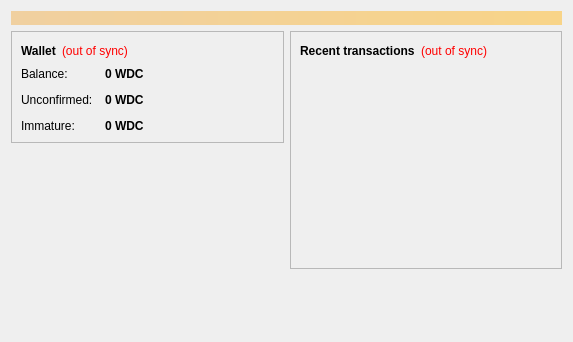
WorldcoinGlobal/WorldcoinLegacy, file src/qt/forms/overviewpage.ui: the form before one commit.
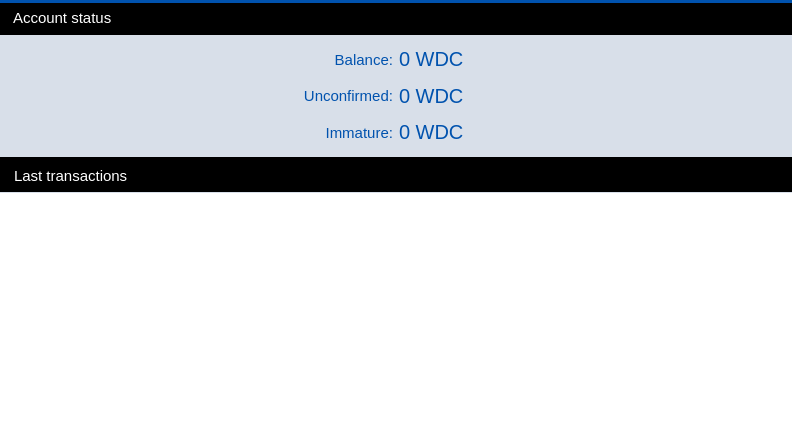
The form after the commit. Icons and pictures are not drawn.

Diff of the .ui file:
```diff
--- a/src/qt/forms/overviewpage.ui
+++ b/src/qt/forms/overviewpage.ui
@@ -6,293 +6,950 @@
    <rect>
     <x>0</x>
     <y>0</y>
-    <width>573</width>
-    <height>342</height>
+    <width>792</width>
+    <height>438</height>
    </rect>
   </property>
+  <property name="palette">
+   <palette>
+    <active>
+     <colorrole role="Button">
+      <brush brushstyle="SolidPattern">
+       <color alpha="255">
+        <red>233</red>
+        <green>217</green>
+        <blue>216</blue>
+       </color>
+      </brush>
+     </colorrole>
+     <colorrole role="Base">
+      <brush brushstyle="SolidPattern">
+       <color alpha="255">
+        <red>233</red>
+        <green>217</green>
+        <blue>216</blue>
+       </color>
+      </brush>
+     </colorrole>
+     <colorrole role="Window">
+      <brush brushstyle="SolidPattern">
+       <color alpha="255">
+        <red>233</red>
+        <green>217</green>
+        <blue>216</blue>
+       </color>
+      </brush>
+     </colorrole>
+     <colorrole role="Highlight">
+      <brush brushstyle="SolidPattern">
+       <color alpha="255">
+        <red>235</red>
+        <green>235</green>
+        <blue>235</blue>
+       </color>
+      </brush>
+     </colorrole>
+     <colorrole role="HighlightedText">
+      <brush brushstyle="SolidPattern">
+       <color alpha="255">
+        <red>171</red>
+        <green>127</green>
+        <blue>130</blue>
+       </color>
+      </brush>
+     </colorrole>
+    </active>
+    <inactive>
+     <colorrole role="Button">
+      <brush brushstyle="SolidPattern">
+       <color alpha="255">
+        <red>233</red>
+        <green>217</green>
+        <blue>216</blue>
+       </color>
+      </brush>
+     </colorrole>
+     <colorrole role="Base">
+      <brush brushstyle="SolidPattern">
+       <color alpha="255">
+        <red>233</red>
+        <green>217</green>
+        <blue>216</blue>
+       </color>
+      </brush>
+     </colorrole>
+     <colorrole role="Window">
+      <brush brushstyle="SolidPattern">
+       <color alpha="255">
+        <red>233</red>
+        <green>217</green>
+        <blue>216</blue>
+       </color>
+      </brush>
+     </colorrole>
+     <colorrole role="Highlight">
+      <brush brushstyle="SolidPattern">
+       <color alpha="255">
+        <red>235</red>
+        <green>235</green>
+        <blue>235</blue>
+       </color>
+      </brush>
+     </colorrole>
+     <colorrole role="HighlightedText">
+      <brush brushstyle="SolidPattern">
+       <color alpha="255">
+        <red>171</red>
+        <green>127</green>
+        <blue>130</blue>
+       </color>
+      </brush>
+     </colorrole>
+    </inactive>
+    <disabled>
+     <colorrole role="Button">
+      <brush brushstyle="SolidPattern">
+       <color alpha="255">
+        <red>233</red>
+        <green>217</green>
+        <blue>216</blue>
+       </color>
+      </brush>
+     </colorrole>
+     <colorrole role="Base">
+      <brush brushstyle="SolidPattern">
+       <color alpha="255">
+        <red>233</red>
+        <green>217</green>
+        <blue>216</blue>
+       </color>
+      </brush>
+     </colorrole>
+     <colorrole role="Window">
+      <brush brushstyle="SolidPattern">
+       <color alpha="255">
+        <red>233</red>
+        <green>217</green>
+        <blue>216</blue>
+       </color>
+      </brush>
+     </colorrole>
+     <colorrole role="Highlight">
+      <brush brushstyle="SolidPattern">
+       <color alpha="255">
+        <red>240</red>
+        <green>240</green>
+        <blue>240</blue>
+       </color>
+      </brush>
+     </colorrole>
+     <colorrole role="HighlightedText">
+      <brush brushstyle="SolidPattern">
+       <color alpha="255">
+        <red>171</red>
+        <green>127</green>
+        <blue>130</blue>
+       </color>
+      </brush>
+     </colorrole>
+    </disabled>
+   </palette>
+  </property>
   <property name="windowTitle">
    <string>Form</string>
   </property>
-  <layout class="QVBoxLayout" name="topLayout">
+  <layout class="QVBoxLayout" name="verticalLayout">
+   <property name="spacing">
+    <number>0</number>
+   </property>
+   <property name="margin">
+    <number>0</number>
+   </property>
    <item>
-    <widget class="QLabel" name="labelAlerts">
-     <property name="visible">
-      <bool>false</bool>
+    <widget class="QWidget" name="wStatus" native="true">
+     <property name="minimumSize">
+      <size>
+       <width>0</width>
+       <height>157</height>
+      </size>
      </property>
-     <property name="styleSheet">
-      <string notr="true">background-color: qlineargradient(x1: 0, y1: 0, x2: 1, y2: 0, stop:0 #F0D0A0, stop:1 #F8D488); color:#000000;</string>
+     <property name="maximumSize">
+      <size>
+       <width>16777215</width>
+       <height>157</height>
+      </size>
      </property>
-     <property name="wordWrap">
-      <bool>true</bool>
-     </property>
-     <property name="margin">
-      <number>3</number>
-     </property>
+     <layout class="QVBoxLayout" name="verticalLayout_4">
+      <property name="spacing">
+       <number>0</number>
+      </property>
+      <property name="margin">
+       <number>0</number>
+      </property>
+      <item>
+       <widget class="Line" name="line">
+        <property name="styleSheet">
+         <string notr="true">background-color: #0052AE;</string>
+        </property>
+        <property name="frameShadow">
+         <enum>QFrame::Raised</enum>
+        </property>
+        <property name="lineWidth">
+         <number>0</number>
+        </property>
+        <property name="orientation">
+         <enum>Qt::Horizontal</enum>
+        </property>
+       </widget>
+      </item>
+      <item>
+       <widget class="QWidget" name="wStateHeader" native="true">
+        <property name="minimumSize">
+         <size>
+          <width>0</width>
+          <height>32</height>
+         </size>
+        </property>
+        <property name="maximumSize">
+         <size>
+          <width>16777215</width>
+          <height>32</height>
+         </size>
+        </property>
+        <property name="sizeIncrement">
+         <size>
+          <width>0</width>
+          <height>0</height>
+         </size>
+        </property>
+        <property name="styleSheet">
+         <string notr="true">#wStateHeader {
+	background-color: black;
+}</string>
+        </property>
+        <property name="is_header" stdset="0">
+         <bool>true</bool>
+        </property>
+        <widget class="QLabel" name="label_5">
+         <property name="geometry">
+          <rect>
+           <x>13</x>
+           <y>6</y>
+           <width>112</width>
+           <height>18</height>
+          </rect>
+         </property>
+         <property name="font">
+          <font>
+           <pointsize>11</pointsize>
+           <stylestrategy>PreferAntialias</stylestrategy>
+          </font>
+         </property>
+         <property name="styleSheet">
+          <string notr="true">QLabel {
+	color: #fff;
+}</string>
+         </property>
+         <property name="text">
+          <string>Account status</string>
+         </property>
+        </widget>
+       </widget>
+      </item>
+      <item>
+       <widget class="QWidget" name="wState" native="true">
+        <property name="sizePolicy">
+         <sizepolicy hsizetype="Preferred" vsizetype="Preferred">
+          <horstretch>0</horstretch>
+          <verstretch>0</verstretch>
+         </sizepolicy>
+        </property>
+        <property name="styleSheet">
+         <string notr="true">#wState {
+	background-color: #D8DFE9;
+}</string>
+        </property>
+        <layout class="QGridLayout" name="gridLayout">
+         <item row="2" column="2">
+          <layout class="QHBoxLayout" name="horizontalLayout_3">
+           <item>
+            <widget class="QLabel" name="labelImmature">
+             <property name="font">
+              <font>
+               <pointsize>15</pointsize>
+               <stylestrategy>PreferAntialias</stylestrategy>
+              </font>
+             </property>
+             <property name="styleSheet">
+              <string notr="true">color: #0052AE;</string>
+             </property>
+             <property name="text">
+              <string>0 WDC</string>
+             </property>
+             <property name="textInteractionFlags">
+              <set>Qt::TextSelectableByMouse</set>
+             </property>
+            </widget>
+           </item>
+           <item>
+            <widget class="QLabel" name="label_3">
+             <property name="text">
+              <string/>
+             </property>
+             <property name="pixmap">
+              <pixmap resource="../res.qrc">:/res/logo_small.png</pixmap>
+             </property>
+            </widget>
+           </item>
+           <item>
+            <spacer name="horizontalSpacer_4">
+             <property name="orientation">
+              <enum>Qt::Horizontal</enum>
+             </property>
+             <property name="sizeHint" stdset="0">
+              <size>
+               <width>40</width>
+               <height>20</height>
+              </size>
+             </property>
+            </spacer>
+           </item>
+          </layout>
+         </item>
+         <item row="1" column="2">
+          <layout class="QHBoxLayout" name="horizontalLayout_2">
+           <item>
+            <widget class="QLabel" name="labelUnconfirmed">
+             <property name="font">
+              <font>
+               <pointsize>15</pointsize>
+               <stylestrategy>PreferAntialias</stylestrategy>
+              </font>
+             </property>
+             <property name="styleSheet">
+              <string notr="true">color: #0052AE;</string>
+             </property>
+             <property name="text">
+              <string>0 WDC</string>
+             </property>
+             <property name="textInteractionFlags">
+              <set>Qt::TextSelectableByMouse</set>
+             </property>
+            </widget>
+           </item>
+           <item>
+            <widget class="QLabel" name="label_2">
+             <property name="text">
+              <string/>
+             </property>
+             <property name="pixmap">
+              <pixmap resource="../res.qrc">:/res/logo_small.png</pixmap>
+             </property>
+            </widget>
+           </item>
+           <item>
+            <spacer name="horizontalSpacer_3">
+             <property name="orientation">
+              <enum>Qt::Horizontal</enum>
+             </property>
+             <property name="sizeHint" stdset="0">
+              <size>
+               <width>40</width>
+               <height>20</height>
+              </size>
+             </property>
+            </spacer>
+           </item>
+          </layout>
+         </item>
+         <item row="0" column="2">
+          <layout class="QHBoxLayout" name="horizontalLayout">
+           <item>
+            <widget class="QLabel" name="labelBalance">
+             <property name="font">
+              <font>
+               <pointsize>15</pointsize>
+               <stylestrategy>PreferAntialias</stylestrategy>
+              </font>
+             </property>
+             <property name="styleSheet">
+              <string notr="true">color: #0052AE;</string>
+             </property>
+             <property name="text">
+              <string>0 WDC</string>
+             </property>
+             <property name="textInteractionFlags">
+              <set>Qt::TextSelectableByMouse</set>
+             </property>
+            </widget>
+           </item>
+           <item>
+            <widget class="QLabel" name="label">
+             <property name="text">
+              <string/>
+             </property>
+             <property name="pixmap">
+              <pixmap resource="../res.qrc">:/res/logo_small.png</pixmap>
+             </property>
+            </widget>
+           </item>
+           <item>
+            <spacer name="horizontalSpacer">
+             <property name="orientation">
+              <enum>Qt::Horizontal</enum>
+             </property>
+             <property name="sizeHint" stdset="0">
+              <size>
+               <width>40</width>
+               <height>20</height>
+              </size>
+             </property>
+            </spacer>
+           </item>
+          </layout>
+         </item>
+         <item row="0" column="1">
+          <layout class="QHBoxLayout" name="horizontalLayout_4">
+           <item>
+            <spacer name="horizontalSpacer_2">
+             <property name="orientation">
+              <enum>Qt::Horizontal</enum>
+             </property>
+             <property name="sizeHint" stdset="0">
+              <size>
+               <width>40</width>
+               <height>20</height>
+              </size>
+             </property>
+            </spacer>
+           </item>
+           <item>
+            <widget class="QLabel" name="label_6">
+             <property name="font">
+              <font>
+               <pointsize>11</pointsize>
+               <stylestrategy>PreferAntialias</stylestrategy>
+              </font>
+             </property>
+             <property name="styleSheet">
+              <string notr="true">QLabel {
+	margin-right: 0px;
+	margin-top: 0px;
+	margin-bottom: 0px;
+	color: #0052AE;
+}</string>
+             </property>
+             <property name="text">
+              <string>Balance:</string>
+             </property>
+             <property name="alignment">
+              <set>Qt::AlignRight|Qt::AlignTrailing|Qt::AlignVCenter</set>
+             </property>
+             <property name="margin">
+              <number>0</number>
+             </property>
+             <property name="textInteractionFlags">
+              <set>Qt::NoTextInteraction</set>
+             </property>
+            </widget>
+           </item>
+          </layout>
+         </item>
+         <item row="1" column="1">
+          <layout class="QHBoxLayout" name="horizontalLayout_9">
+           <item>
+            <spacer name="horizontalSpacer_5">
+             <property name="orientation">
+              <enum>Qt::Horizontal</enum>
+             </property>
+             <property name="sizeHint" stdset="0">
+              <size>
+               <width>40</width>
+               <height>20</height>
+              </size>
+             </property>
+            </spacer>
+           </item>
+           <item>
+            <widget class="QLabel" name="label_7">
+             <property name="font">
+              <font>
+               <pointsize>11</pointsize>
+               <stylestrategy>PreferAntialias</stylestrategy>
+              </font>
+             </property>
+             <property name="styleSheet">
+              <string notr="true">QLabel {
+	margin-right: 0px;
+	margin-top: 0px;
+	margin-bottom: 0px;
+	color: #0052AE;
+}</string>
+             </property>
+             <property name="text">
+              <string>Unconfirmed:</string>
+             </property>
+             <property name="alignment">
+              <set>Qt::AlignRight|Qt::AlignTrailing|Qt::AlignVCenter</set>
+             </property>
+             <property name="margin">
+              <number>0</number>
+             </property>
+             <property name="textInteractionFlags">
+              <set>Qt::NoTextInteraction</set>
+             </property>
+            </widget>
+           </item>
+          </layout>
+         </item>
+         <item row="2" column="1">
+          <layout class="QHBoxLayout" name="horizontalLayout_10">
+           <item>
+            <spacer name="horizontalSpacer_7">
+             <property name="orientation">
+              <enum>Qt::Horizontal</enum>
+             </property>
+             <property name="sizeHint" stdset="0">
+              <size>
+               <width>40</width>
+               <height>20</height>
+              </size>
+             </property>
+            </spacer>
+           </item>
+           <item>
+            <widget class="QLabel" name="label_8">
+             <property name="font">
+              <font>
+               <pointsize>11</pointsize>
+               <stylestrategy>PreferAntialias</stylestrategy>
+              </font>
+             </property>
+             <property name="styleSheet">
+              <string notr="true">QLabel {
+	margin-right: 0px;
+	margin-top: 0px;
+	margin-bottom: 0px;
+	color: #0052AE;
+}</string>
+             </property>
+             <property name="text">
+              <string>Immature:</string>
+             </property>
+             <property name="alignment">
+              <set>Qt::AlignRight|Qt::AlignTrailing|Qt::AlignVCenter</set>
+             </property>
+             <property name="margin">
+              <number>0</number>
+             </property>
+             <property name="textInteractionFlags">
+              <set>Qt::NoTextInteraction</set>
+             </property>
+            </widget>
+           </item>
+          </layout>
+         </item>
+        </layout>
+       </widget>
+      </item>
+     </layout>
     </widget>
    </item>
    <item>
-    <layout class="QHBoxLayout" name="horizontalLayout" stretch="1,1">
-     <item>
-      <layout class="QVBoxLayout" name="verticalLayout_2">
-       <item>
-        <widget class="QFrame" name="frame">
-         <property name="frameShape">
-          <enum>QFrame::StyledPanel</enum>
+    <widget class="QWidget" name="wLastTransactions" native="true">
+     <property name="minimumSize">
+      <size>
+       <width>0</width>
+       <height>257</height>
+      </size>
+     </property>
+     <layout class="QVBoxLayout" name="verticalLayout_5">
+      <property name="spacing">
+       <number>0</number>
+      </property>
+      <property name="margin">
+       <number>0</number>
+      </property>
+      <item>
+       <widget class="Line" name="line_2">
+        <property name="styleSheet">
+         <string notr="true">background-color: #000000;</string>
+        </property>
+        <property name="lineWidth">
+         <number>0</number>
+        </property>
+        <property name="orientation">
+         <enum>Qt::Horizontal</enum>
+        </property>
+       </widget>
+      </item>
+      <item>
+       <widget class="QWidget" name="wLastTransactionsHeader" native="true">
+        <property name="minimumSize">
+         <size>
+          <width>0</width>
+          <height>32</height>
+         </size>
+        </property>
+        <property name="maximumSize">
+         <size>
+          <width>16777215</width>
+          <height>32</height>
+         </size>
+        </property>
+        <property name="styleSheet">
+         <string notr="true">#wLastTransactionsHeader {
+	background-color: black;
+color: white;
+}</string>
+        </property>
+        <property name="is_header" stdset="0">
+         <bool>true</bool>
+        </property>
+        <widget class="QLabel" name="label_19">
+         <property name="geometry">
+          <rect>
+           <x>14</x>
+           <y>7</y>
+           <width>129</width>
+           <height>18</height>
+          </rect>
          </property>
-         <property name="frameShadow">
-          <enum>QFrame::Raised</enum>
+         <property name="font">
+          <font>
+           <pointsize>11</pointsize>
+           <stylestrategy>PreferAntialias</stylestrategy>
+          </font>
          </property>
-         <layout class="QVBoxLayout" name="verticalLayout_4">
-          <item>
-           <layout class="QHBoxLayout" name="horizontalLayout_4">
-            <item>
-             <widget class="QLabel" name="label_5">
-              <property name="font">
-               <font>
-                <weight>75</weight>
-                <bold>true</bold>
-               </font>
-              </property>
-              <property name="text">
-               <string>Wallet</string>
-              </property>
-             </widget>
-            </item>
-            <item>
-             <widget class="QLabel" name="labelWalletStatus">
-              <property name="toolTip">
-               <string>The displayed information may be out of date. Your wallet automatically synchronizes with the Worldcoin network after a connection is established, but this process has not completed yet.</string>
-              </property>
-              <property name="styleSheet">
-               <string notr="true">QLabel { color: red; }</string>
-              </property>
-              <property name="text">
-               <string notr="true">(out of sync)</string>
-              </property>
-              <property name="alignment">
-               <set>Qt::AlignLeading|Qt::AlignLeft|Qt::AlignVCenter</set>
-              </property>
-             </widget>
-            </item>
-            <item>
-             <spacer name="horizontalSpacer_2">
-              <property name="orientation">
-               <enum>Qt::Horizontal</enum>
-              </property>
-              <property name="sizeHint" stdset="0">
-               <size>
-                <width>40</width>
-                <height>20</height>
-               </size>
-              </property>
-             </spacer>
-            </item>
-           </layout>
-          </item>
-          <item>
-           <layout class="QFormLayout" name="formLayout_2">
-            <property name="fieldGrowthPolicy">
-             <enum>QFormLayout::AllNonFixedFieldsGrow</enum>
-            </property>
-            <property name="horizontalSpacing">
-             <number>12</number>
-            </property>
-            <property name="verticalSpacing">
-             <number>12</number>
-            </property>
-            <item row="0" column="0">
-             <widget class="QLabel" name="label">
-              <property name="text">
-               <string>Balance:</string>
-              </property>
-             </widget>
-            </item>
-            <item row="0" column="1">
-             <widget class="QLabel" name="labelBalance">
-              <property name="font">
-               <font>
-                <weight>75</weight>
-                <bold>true</bold>
-               </font>
-              </property>
-              <property name="cursor">
-               <cursorShape>IBeamCursor</cursorShape>
-              </property>
-              <property name="toolTip">
-               <string>Your current balance</string>
-              </property>
-              <property name="text">
-               <string notr="true">0 WDC</string>
-              </property>
-              <property name="textInteractionFlags">
-               <set>Qt::LinksAccessibleByMouse|Qt::TextSelectableByKeyboard|Qt::TextSelectableByMouse</set>
-              </property>
-             </widget>
-            </item>
-            <item row="1" column="0">
-             <widget class="QLabel" name="label_3">
-              <property name="text">
-               <string>Unconfirmed:</string>
-              </property>
-             </widget>
-            </item>
-            <item row="1" column="1">
-             <widget class="QLabel" name="labelUnconfirmed">
-              <property name="font">
-               <font>
-                <weight>75</weight>
-                <bold>true</bold>
-               </font>
-              </property>
-              <property name="cursor">
-               <cursorShape>IBeamCursor</cursorShape>
-              </property>
-              <property name="toolTip">
-               <string>Total of transactions that have yet to be confirmed, and do not yet count toward the current balance</string>
-              </property>
-              <property name="text">
-               <string notr="true">0 WDC</string>
-              </property>
-              <property name="textInteractionFlags">
-               <set>Qt::LinksAccessibleByMouse|Qt::TextSelectableByKeyboard|Qt::TextSelectableByMouse</set>
-              </property>
-             </widget>
-            </item>
-            <item row="2" column="0">
-             <widget class="QLabel" name="labelImmatureText">
-              <property name="text">
-               <string>Immature:</string>
-              </property>
-             </widget>
-            </item>
-            <item row="2" column="1">
-             <widget class="QLabel" name="labelImmature">
-              <property name="font">
-               <font>
-                <weight>75</weight>
-                <bold>true</bold>
-               </font>
-              </property>
-              <property name="toolTip">
-               <string>Mined balance that has not yet matured</string>
-              </property>
-              <property name="text">
-               <string notr="true">0 WDC</string>
-              </property>
-              <property name="textInteractionFlags">
-               <set>Qt::LinksAccessibleByMouse|Qt::TextSelectableByKeyboard|Qt::TextSelectableByMouse</set>
-              </property>
-             </widget>
-            </item>
-           </layout>
-          </item>
-         </layout>
+         <property name="styleSheet">
+          <string notr="true">QLabel {
+	color: #fff;
+}</string>
+         </property>
+         <property name="text">
+          <string>Last transactions</string>
+         </property>
         </widget>
-       </item>
-       <item>
-        <spacer name="verticalSpacer">
-         <property name="orientation">
-          <enum>Qt::Vertical</enum>
+       </widget>
+      </item>
+      <item>
+       <widget class="QWidget" name="wLastTransactionsContainer" native="true">
+        <property name="palette">
+         <palette>
+          <active>
+           <colorrole role="WindowText">
+            <brush brushstyle="SolidPattern">
+             <color alpha="255">
+              <red>0</red>
+              <green>0</green>
+              <blue>0</blue>
+             </color>
+            </brush>
+           </colorrole>
+           <colorrole role="Button">
+            <brush brushstyle="SolidPattern">
+             <color alpha="255">
+              <red>216</red>
+              <green>223</green>
+              <blue>233</blue>
+             </color>
+            </brush>
+           </colorrole>
+           <colorrole role="Text">
+            <brush brushstyle="SolidPattern">
+             <color alpha="255">
+              <red>0</red>
+              <green>0</green>
+              <blue>0</blue>
+             </color>
+            </brush>
+           </colorrole>
+           <colorrole role="ButtonText">
+            <brush brushstyle="SolidPattern">
+             <color alpha="255">
+              <red>0</red>
+              <green>0</green>
+              <blue>0</blue>
+             </color>
+            </brush>
+           </colorrole>
+           <colorrole role="Base">
+            <brush brushstyle="SolidPattern">
+             <color alpha="255">
+              <red>216</red>
+              <green>223</green>
+              <blue>233</blue>
+             </color>
+            </brush>
+           </colorrole>
+           <colorrole role="Window">
+            <brush brushstyle="SolidPattern">
+             <color alpha="255">
+              <red>216</red>
+              <green>223</green>
+              <blue>233</blue>
+             </color>
+            </brush>
+           </colorrole>
+           <colorrole role="HighlightedText">
+            <brush brushstyle="SolidPattern">
+             <color alpha="255">
+              <red>0</red>
+              <green>0</green>
+              <blue>0</blue>
+             </color>
+            </brush>
+           </colorrole>
+          </active>
+          <inactive>
+           <colorrole role="WindowText">
+            <brush brushstyle="SolidPattern">
+             <color alpha="255">
+              <red>0</red>
+              <green>0</green>
+              <blue>0</blue>
+             </color>
+            </brush>
+           </colorrole>
+           <colorrole role="Button">
+            <brush brushstyle="SolidPattern">
+             <color alpha="255">
+              <red>216</red>
+              <green>223</green>
+              <blue>233</blue>
+             </color>
+            </brush>
+           </colorrole>
+           <colorrole role="Text">
+            <brush brushstyle="SolidPattern">
+             <color alpha="255">
+              <red>0</red>
+              <green>0</green>
+              <blue>0</blue>
+             </color>
+            </brush>
+           </colorrole>
+           <colorrole role="ButtonText">
+            <brush brushstyle="SolidPattern">
+             <color alpha="255">
+              <red>0</red>
+              <green>0</green>
+              <blue>0</blue>
+             </color>
+            </brush>
+           </colorrole>
+           <colorrole role="Base">
+            <brush brushstyle="SolidPattern">
+             <color alpha="255">
+              <red>216</red>
+              <green>223</green>
+              <blue>233</blue>
+             </color>
+            </brush>
+           </colorrole>
+           <colorrole role="Window">
+            <brush brushstyle="SolidPattern">
+             <color alpha="255">
+              <red>216</red>
+              <green>223</green>
+              <blue>233</blue>
+             </color>
+            </brush>
+           </colorrole>
+           <colorrole role="HighlightedText">
+            <brush brushstyle="SolidPattern">
+             <color alpha="255">
+              <red>0</red>
+              <green>0</green>
+              <blue>0</blue>
+             </color>
+            </brush>
+           </colorrole>
+          </inactive>
+          <disabled>
+           <colorrole role="WindowText">
+            <brush brushstyle="SolidPattern">
+             <color alpha="255">
+              <red>0</red>
+              <green>0</green>
+              <blue>0</blue>
+             </color>
+            </brush>
+           </colorrole>
+           <colorrole role="Button">
+            <brush brushstyle="SolidPattern">
+             <color alpha="255">
+              <red>216</red>
+              <green>223</green>
+              <blue>233</blue>
+             </color>
+            </brush>
+           </colorrole>
+           <colorrole role="Text">
+            <brush brushstyle="SolidPattern">
+             <color alpha="255">
+              <red>0</red>
+              <green>0</green>
+              <blue>0</blue>
+             </color>
+            </brush>
+           </colorrole>
+           <colorrole role="ButtonText">
+            <brush brushstyle="SolidPattern">
+             <color alpha="255">
+              <red>0</red>
+              <green>0</green>
+              <blue>0</blue>
+             </color>
+            </brush>
+           </colorrole>
+           <colorrole role="Base">
+            <brush brushstyle="SolidPattern">
+             <color alpha="255">
+              <red>216</red>
+              <green>223</green>
+              <blue>233</blue>
+             </color>
+            </brush>
+           </colorrole>
+           <colorrole role="Window">
+            <brush brushstyle="SolidPattern">
+             <color alpha="255">
+              <red>216</red>
+              <green>223</green>
+              <blue>233</blue>
+             </color>
+            </brush>
+           </colorrole>
+           <colorrole role="HighlightedText">
+            <brush brushstyle="SolidPattern">
+             <color alpha="255">
+              <red>0</red>
+              <green>0</green>
+              <blue>0</blue>
+             </color>
+            </brush>
+           </colorrole>
+          </disabled>
+         </palette>
+        </property>
+        <property name="font">
+         <font>
+          <pointsize>8</pointsize>
+         </font>
+        </property>
+        <property name="styleSheet">
+         <string notr="true">#wLastTransactionsContainer {
+	background-color: #D8DFE9;
+	color: black;
+}</string>
+        </property>
+        <widget class="QTableView" name="tableLastTransactionView">
+         <property name="geometry">
+          <rect>
+           <x>0</x>
+           <y>1</y>
+           <width>792</width>
+           <height>246</height>
+          </rect>
          </property>
-         <property name="sizeHint" stdset="0">
-          <size>
-           <width>20</width>
-           <height>40</height>
-          </size>
+         <property name="sizePolicy">
+          <sizepolicy hsizetype="Fixed" vsizetype="Expanding">
+           <horstretch>0</horstretch>
+           <verstretch>0</verstretch>
+          </sizepolicy>
          </property>
-        </spacer>
-       </item>
-      </layout>
-     </item>
-     <item>
-      <layout class="QVBoxLayout" name="verticalLayout_3">
-       <item>
-        <widget class="QFrame" name="frame_2">
+         <property name="font">
+          <font>
+           <pointsize>8</pointsize>
+          </font>
+         </property>
+         <property name="layoutDirection">
+          <enum>Qt::LeftToRight</enum>
+         </property>
+         <property name="styleSheet">
+          <string notr="true"> QScrollBar:vertical {
+     border: 0px solid grey;
+     background: white;
+     width: 9px;
+     margin: 15px 0px 0 0px;
+ }
+ QScrollBar::handle:vertical {
+     background: #D8DFE9;
+     min-width: 20px;
+ }
+QScrollBar::sub-line:vertical {
+	height: 0px;
+    width: 0px;
+}
+
+QHeaderView {
+	background-color: #D8DFE9;
+	font-size: 10;
+	text-align:left;
+color: black;
+}
+QHeaderView::section {
+    background-color: #D8DFE9;
+    color: #0052AE;
+    padding-left: 5px;
+    border: 0px solid #6c6c6c;
+	text-align:left;
+}
+
+/* style the sort indicator */
+QHeaderView::down-arrow {
+    image: url(down_arrow.png);
+}
+
+QHeaderView::up-arrow {
+    image: url(up_arrow.png);
+}
+
+QTableView {
+	selection-background-color: #ebebeb;
+	selection-color:  black;
+	color: black;
+}</string>
+         </property>
          <property name="frameShape">
-          <enum>QFrame::StyledPanel</enum>
+          <enum>QFrame::NoFrame</enum>
          </property>
-         <property name="frameShadow">
-          <enum>QFrame::Raised</enum>
+         <property name="horizontalScrollBarPolicy">
+          <enum>Qt::ScrollBarAsNeeded</enum>
          </property>
-         <layout class="QVBoxLayout" name="verticalLayout">
-          <item>
-           <layout class="QHBoxLayout" name="horizontalLayout_2">
-            <item>
-             <widget class="QLabel" name="label_4">
-              <property name="text">
-               <string>&lt;b&gt;Recent transactions&lt;/b&gt;</string>
-              </property>
-             </widget>
-            </item>
-            <item>
-             <widget class="QLabel" name="labelTransactionsStatus">
-              <property name="toolTip">
-               <string>The displayed information may be out of date. Your wallet automatically synchronizes with the Worldcoin network after a connection is established, but this process has not completed yet.</string>
-              </property>
-              <property name="styleSheet">
-               <string notr="true">QLabel { color: red; }</string>
-              </property>
-              <property name="text">
-               <string notr="true">(out of sync)</string>
-              </property>
-              <property name="alignment">
-               <set>Qt::AlignRight|Qt::AlignTrailing|Qt::AlignVCenter</set>
-              </property>
-             </widget>
-            </item>
-            <item>
-             <spacer name="horizontalSpacer">
-              <property name="orientation">
-               <enum>Qt::Horizontal</enum>
-              </property>
-              <property name="sizeHint" stdset="0">
-               <size>
-                <width>40</width>
-                <height>20</height>
-               </size>
-              </property>
-             </spacer>
-            </item>
-           </layout>
-          </item>
-          <item>
-           <widget class="QListView" name="listTransactions">
-            <property name="styleSheet">
-             <string notr="true">QListView { background: transparent; }</string>
-            </property>
-            <property name="frameShape">
-             <enum>QFrame::NoFrame</enum>
-            </property>
-            <property name="verticalScrollBarPolicy">
-             <enum>Qt::ScrollBarAlwaysOff</enum>
-            </property>
-            <property name="horizontalScrollBarPolicy">
-             <enum>Qt::ScrollBarAlwaysOff</enum>
-            </property>
-            <property name="selectionMode">
-             <enum>QAbstractItemView::NoSelection</enum>
-            </property>
-           </widget>
-          </item>
-         </layout>
-        </widget>
-       </item>
-       <item>
-        <spacer name="verticalSpacer_2">
-         <property name="orientation">
-          <enum>Qt::Vertical</enum>
+         <property name="editTriggers">
+          <set>QAbstractItemView::NoEditTriggers</set>
          </property>
-         <property name="sizeHint" stdset="0">
-          <size>
-           <width>20</width>
-           <height>40</height>
-          </size>
+         <property name="selectionMode">
+          <enum>QAbstractItemView::SingleSelection</enum>
          </property>
-        </spacer>
-       </item>
-      </layout>
-     </item>
-    </layout>
+         <property name="selectionBehavior">
+          <enum>QAbstractItemView::SelectRows</enum>
+         </property>
+         <property name="showGrid">
+          <bool>false</bool>
+         </property>
+         <attribute name="horizontalHeaderDefaultSectionSize">
+          <number>100</number>
+         </attribute>
+         <attribute name="horizontalHeaderMinimumSectionSize">
+          <number>33</number>
+         </attribute>
+         <attribute name="verticalHeaderVisible">
+          <bool>false</bool>
+         </attribute>
+         <attribute name="verticalHeaderDefaultSectionSize">
+          <number>20</number>
+         </attribute>
+         <attribute name="verticalHeaderMinimumSectionSize">
+          <number>20</number>
+         </attribute>
+        </widget>
+       </widget>
+      </item>
+     </layout>
+    </widget>
    </item>
   </layout>
  </widget>
```
Left out of the diff: 4 changed lines with no effect on the pictures.
